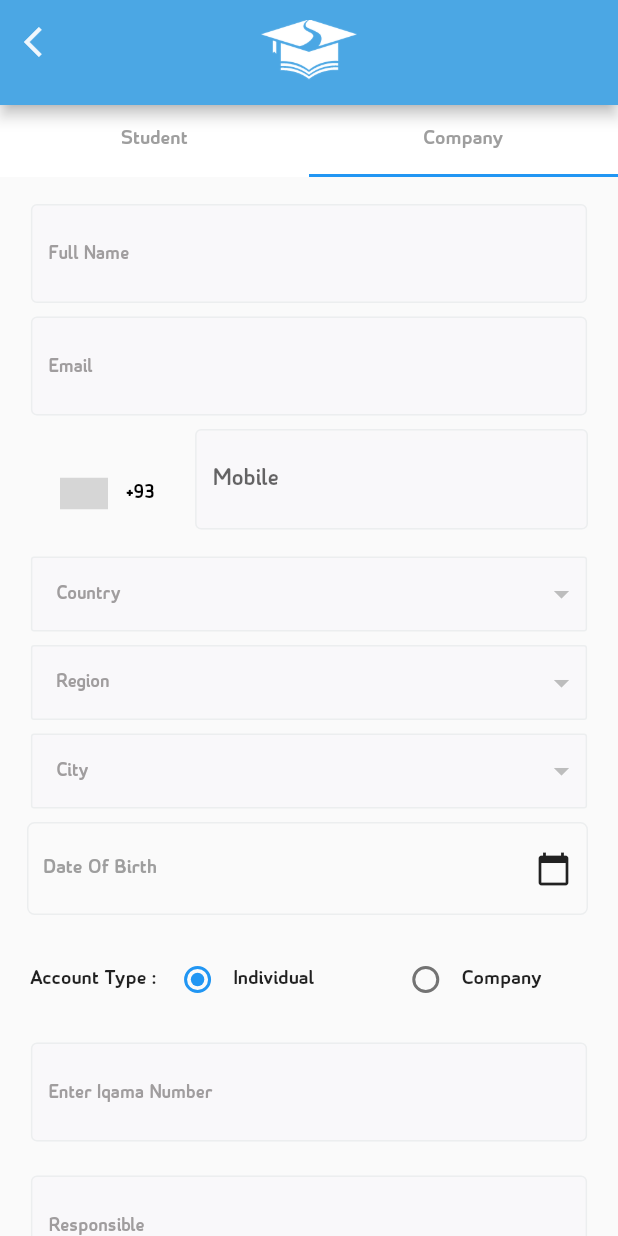
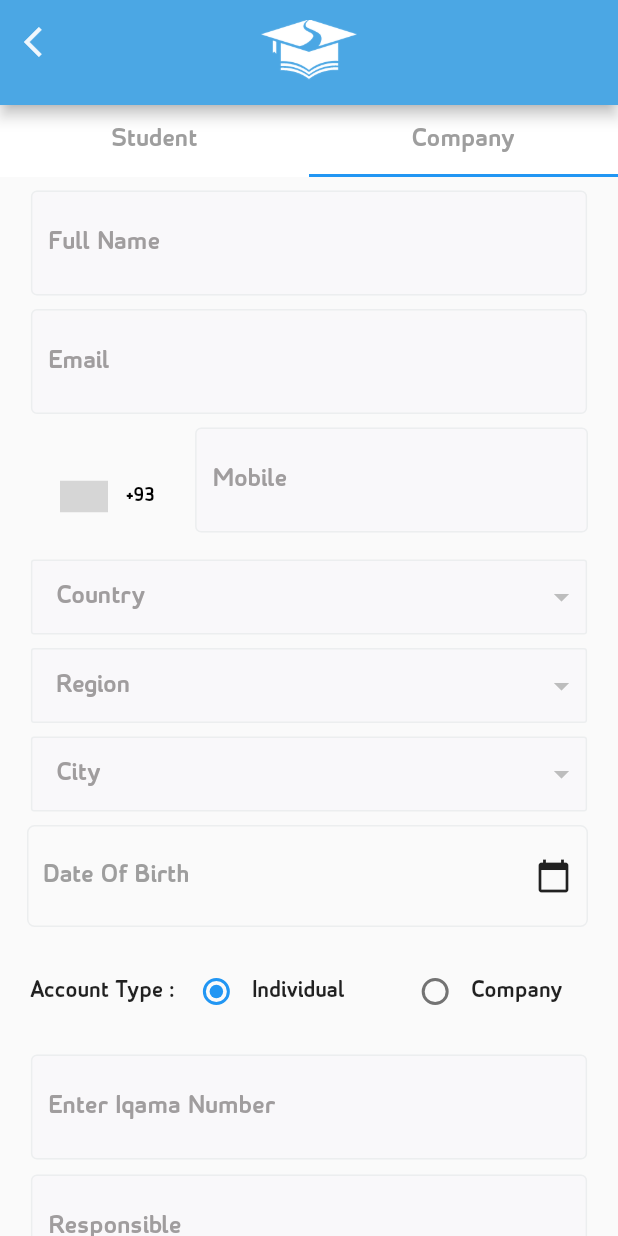
Before and after one commit to syabdullah/success-stations, a Flutter app: the Ccountry screen opened by its route, after a tap on "NEXT", on a phone screen of 412 x 824 dp. Run offline on Flutter 3.47's test engine with Material 2 defaults, Android fonts, the phone set to English and light mode, and no system bars; drawn by our look-alikes of intl_phone_number_input; our stand-ins replace carousel_slider, dio, dotted_border, firebase_core, firebase_crashlytics, flutter_html and 18 more; missing offline and left inert: clippy_flutter, custom_info_window, firebase_core_web, flutter_login_facebook, flutter_multiselect, flutter_shimmer and 8 more; accounts and stored records are empty; network calls fail; grey boxes are pictures that could not be loaded.

Commit message:
Fix/bug fixing (#136)
* task comp

* changes

* changes

* bug fixes

Co-authored-by: LAP-073 <lap-073@vig38-h03-89-89-89-30.dsl.sta.abo.bbox.fr>

```diff
--- a/lib/styling/text_field.dart
+++ b/lib/styling/text_field.dart
@@ -45,6 +45,7 @@ class _CustomTextFiledState extends State<CustomTextFiled> {
       crossAxisAlignment: CrossAxisAlignment.start,
       children: [
         Padding(
+
          padding: widget.padding,
           child: TextFormField(
             focusNode: FocusNode(),
--- a/lib/view/auth/country.dart
+++ b/lib/view/auth/country.dart
@@ -40,7 +40,7 @@ class _CountryPageState extends State<Ccountry> {
                   height: Get.height /6.25,
                   width: Get.width/3.4,
                   decoration: BoxDecoration(
-                    border: Border.all( color: selectedIndex == index ? AppColors.appBarBackGroundColor: AppColors.grey),
+                    border: Border.all( color: selectedIndex == index ? AppColors.appBarBackGroundColor: AppColors.grey,width: 5),
                     shape: BoxShape.circle,
                     image:  countryListData[index]['flag'] != null ?DecorationImage(
                       fit: BoxFit.fill,
@@ -127,10 +127,10 @@ class _CountryPageState extends State<Ccountry> {
           mainAxisAlignment: MainAxisAlignment.center,
           children: [
             Text("have_account".tr,
-              style: TextStyle( fontSize: 13, fontWeight: FontWeight.w300
+              style: TextStyle( fontSize: 17, fontWeight: FontWeight.w300
               ),
             ),
-            Text("sign_in".tr, style: TextStyle(fontSize: 13,  color: AppColors.appBarBackGroundColor, fontWeight: FontWeight.bold),),
+            Text("sign_in".tr, style: TextStyle(fontSize: 17,  color: AppColors.appBarBackGroundColor, fontWeight: FontWeight.bold),),
           ],
         ),
       ),
--- a/lib/view/auth/language.dart
+++ b/lib/view/auth/language.dart
@@ -146,10 +146,10 @@ class _LanguagePageState extends State<Language> {
           mainAxisAlignment: MainAxisAlignment.center,
           children: [
             Text("have_account".tr,
-              style: TextStyle( fontSize: 13, fontWeight: FontWeight.w300
+              style: TextStyle( fontSize: 18, fontWeight: FontWeight.w300
               ),
             ),
-            Text("sign_in".tr, style: TextStyle(fontSize: 13,  color: AppColors.appBarBackGroundColor, fontWeight: FontWeight.bold),),
+            Text("sign_in".tr, style: TextStyle(fontSize: 18,  color: AppColors.appBarBackGroundColor, fontWeight: FontWeight.bold),),
           ],
         ),
       ),
--- a/lib/view/auth/sign_in.dart
+++ b/lib/view/auth/sign_in.dart
@@ -143,7 +143,7 @@ class _SignPageState extends State<SignIn> {
       child: CustomTextFiled(
         isObscure: false,
         hintText: "email".tr,
-        hintStyle: TextStyle(fontSize: 13,),
+        hintStyle: TextStyle(fontSize: 18,),
         hintColor: AppColors.inputTextColor,
         onChanged: (value) {  },
         onSaved: (String? newValue) {  },
--- a/lib/view/auth/sign_up/company_sign_up.dart
+++ b/lib/view/auth/sign_up/company_sign_up.dart
@@ -152,7 +152,7 @@ class _CompanySignPageState extends State<CompanySignUp> {
           key: formKey,
           child: Column(
             children: [
-              space20,
+              space10,
               fullName(),
               space10,
               eMail(),
@@ -242,10 +242,10 @@ class _CompanySignPageState extends State<CompanySignUp> {
               v == 2 ?
               cR():
               space10,
-              v == 1 ? SizedBox(
-                height: Get.height / 9.3,
-                child: iqama()
-              ):
+              v == 1 ?
+              Container(
+                margin: EdgeInsets.only(bottom: 10),
+                child: iqama()):
               space10,
               responsible(),
               space10,
@@ -266,7 +266,7 @@ class _CompanySignPageState extends State<CompanySignUp> {
                   Text(
                     "terms".tr,
                     style: TextStyle(
-                      fontFamily: 'Lato', fontSize: 14, fontWeight: FontWeight.w300
+                      fontFamily: 'Lato', fontSize: 18, fontWeight: FontWeight.w300
                     )
                   ),
                   Text(
@@ -279,7 +279,7 @@ class _CompanySignPageState extends State<CompanySignUp> {
               submitButton(
                 buttonText: 'sign_up_text'.tr,
                 bgcolor: AppColors.appBarBackGroundColor,
-                textColor: AppColors.appBarBackGroun,
+                textColor: AppColors.appBarBackGroun,fontSize: 18.0,
                 callback:   _isChecked == true ?  v == 1 ? individualSignUp : companyUser: null
               ),
               space20,
@@ -291,10 +291,10 @@ class _CompanySignPageState extends State<CompanySignUp> {
                   mainAxisAlignment: MainAxisAlignment.center,
                   children: [
                     Text("have_account".tr,
-                      style: TextStyle( fontSize: 13, fontWeight: FontWeight.w300
+                      style: TextStyle( fontSize: 18, fontWeight: FontWeight.w300
                       ),
                     ),
-                    Text("sign_in".tr, style: TextStyle(fontSize: 13,  color: AppColors.appBarBackGroundColor, fontWeight: FontWeight.bold),),
+                    Text("sign_in".tr, style: TextStyle(fontSize: 18,  color: AppColors.appBarBackGroundColor, fontWeight: FontWeight.bold),),
                   ],
                 ),
               ),
@@ -313,7 +313,7 @@ class _CompanySignPageState extends State<CompanySignUp> {
       child: CustomTextFiled(
         isObscure: false,
         hintText: "full_name".tr,
-        hintStyle: TextStyle(fontSize: 13, color: AppColors.inputTextColor),
+        hintStyle: TextStyle(fontSize: 18, color: AppColors.inputTextColor),
         hintColor: AppColors.inputTextColor,
         onChanged: (value) {  },
         onSaved: (String? newValue) {  },
@@ -342,7 +342,7 @@ class _CompanySignPageState extends State<CompanySignUp> {
       child: CustomTextFiled(
         isObscure: false,
         hintText:"email".tr,
-        hintStyle: TextStyle(fontSize: 13, color: AppColors.inputTextColor),
+        hintStyle: TextStyle(fontSize: 18, color: AppColors.inputTextColor),
         hintColor: AppColors.inputTextColor,
         onChanged: (value) {  },
         onSaved: (newValue) {
@@ -390,6 +390,7 @@ class _CompanySignPageState extends State<CompanySignUp> {
                 ),
               ),
               hintText: "Mobile",
+               hintStyle: TextStyle(fontSize: 18, color: AppColors.inputTextColor),
 
             ),
               onInputChanged: (PhoneNumber number) {
@@ -469,7 +470,7 @@ class _CompanySignPageState extends State<CompanySignUp> {
         child: Row(
           mainAxisAlignment: MainAxisAlignment.spaceBetween,
           children: <Widget>[
-            Text(dateTime == null ? 'Date Of Birth' : dateFormate, style: TextStyle(color: Colors.grey[500])),
+            Text(dateTime == null ? 'Date Of Birth' : dateFormate, style: TextStyle(color: Colors.grey[500],fontSize: 18)),
             GestureDetector(
               child: Icon(Icons.calendar_today),
               onTap: () {
@@ -500,7 +501,7 @@ class _CompanySignPageState extends State<CompanySignUp> {
       child: CustomTextFiled(
         isObscure: false,
         hintText: "company".tr,
-        hintStyle: TextStyle(fontSize: 13, color: AppColors.inputTextColor),
+        hintStyle: TextStyle(fontSize: 18, color: AppColors.inputTextColor),
         hintColor: AppColors.inputTextColor,
         onChanged: (value) {  },
         onFieldSubmitted: (value) {},
@@ -538,7 +539,7 @@ class _CompanySignPageState extends State<CompanySignUp> {
           child: DropdownButton(
             hint: Text(
               hintTextCountry != null ? hintTextCountry : 'country'.tr,
-              style: TextStyle(fontSize: 13, color: AppColors.inputTextColor)
+              style: TextStyle(fontSize: 18, color: AppColors.inputTextColor)
             ),
             dropdownColor: AppColors.inPutFieldColor,
             icon: Icon(Icons.arrow_drop_down),
@@ -577,7 +578,7 @@ class _CompanySignPageState extends State<CompanySignUp> {
         child: DropdownButtonHideUnderline(
           child: DropdownButton(
             hint:Text(hintRegionText !=null ?hintRegionText : "region".tr,
-              style: TextStyle(fontSize: 13, color: AppColors.inputTextColor)
+              style: TextStyle(fontSize: 18, color: AppColors.inputTextColor)
             ),
             dropdownColor: AppColors.inPutFieldColor,
             icon: Icon(Icons.arrow_drop_down),
@@ -618,7 +619,7 @@ class _CompanySignPageState extends State<CompanySignUp> {
           child: DropdownButton(
             hint:Text(
               hintcityText !=null ? hintcityText : "city".tr, style: TextStyle(
-                fontSize: 13, color: AppColors.inputTextColor
+                fontSize: 18, color: AppColors.inputTextColor
               )
             ),
             dropdownColor: AppColors.inputColor,
@@ -665,14 +666,14 @@ class _CompanySignPageState extends State<CompanySignUp> {
                   borderRadius: BorderRadius.all(Radius.circular(12.0))),
               title: Text(
                 "services".tr,
-                style: TextStyle(fontSize: 16),
+                style: TextStyle(fontSize: 18),
               ),
               dataSource: allServices !=null ? allServices: '' ,
               textField: 'servics_name',
               valueField: 'id',
               okButtonLabel: 'OK',
               cancelButtonLabel: 'CANCEL',
-              hintWidget: Text('more'.tr),
+              hintWidget: Text('more'.tr,style: TextStyle(fontSize: 18),),
               onSaved: (value) {
                 if (value == null) return;
                 setState(() {
@@ -695,7 +696,7 @@ class _CompanySignPageState extends State<CompanySignUp> {
       child: CustomTextFiled(
         isObscure: false,
         hintText: "enter_iqama_number".tr,
-        hintStyle: TextStyle(fontSize: 13, color: AppColors.inputTextColor),
+        hintStyle: TextStyle(fontSize: 18, color: AppColors.inputTextColor),
         hintColor: AppColors.inputTextColor,
         onChanged: (value) {  },
         onSaved: (String? newValue) {  },
@@ -729,7 +730,7 @@ class _CompanySignPageState extends State<CompanySignUp> {
       child: CustomTextFiled(
         isObscure: false,
         hintText: "Responsible".tr,
-        hintStyle: TextStyle(fontSize: 13, color: AppColors.inputTextColor),
+        hintStyle: TextStyle(fontSize: 18, color: AppColors.inputTextColor),
         hintColor: AppColors.inputTextColor,
         onChanged: (value) {  },
         onSaved: (String? newValue) {  },
@@ -801,7 +802,7 @@ class _CompanySignPageState extends State<CompanySignUp> {
       child: CustomTextFiled(
         isObscure: false,
         hintText: AppString.cr,
-        hintStyle: TextStyle(fontSize: 13, color: AppColors.textInput),
+        hintStyle: TextStyle(fontSize: 18, color: AppColors.textInput),
         hintColor: AppColors.inputTextColor,
         onChanged: (value) {},
         onSaved: (String? newValue) {  },
@@ -841,10 +842,10 @@ class _CompanySignPageState extends State<CompanySignUp> {
       children: [
         Container(
           padding: EdgeInsets.only(left:20),
-          child: Text("Account_type".tr)
+          child: Text("Account_type".tr,style: TextStyle(fontSize: 16))
         ),
         Expanded(
-          flex: 2,
+          flex: 2 ,
           child: Row(
             children: _group.map((t) =>
             Expanded(
@@ -861,7 +862,8 @@ class _CompanySignPageState extends State<CompanySignUp> {
                       });
                     },
                   ),Container(
-                  child: Text(t.text))
+
+                  child: Text(t.text,style: TextStyle(fontSize: 16),),)
                 ],
               ),
             )).toList()
--- a/lib/view/auth/tab_bar.dart
+++ b/lib/view/auth/tab_bar.dart
@@ -53,6 +53,7 @@ class _TabBarState extends State<TabBarPage>with SingleTickerProviderStateMixin{
                           'Student',
                           style: TextStyle(
                             color: Colors.grey ,
+                            fontSize: 18
                             // controller1.index==1 ?  Colors.blue : Colors.grey
 
                           )
@@ -60,7 +61,7 @@ class _TabBarState extends State<TabBarPage>with SingleTickerProviderStateMixin{
                       ),
                       Tab(
                         child: Text(
-                          'Company', style: TextStyle(color: Colors.grey)
+                          'Company', style: TextStyle(color: Colors.grey,fontSize: 18),
                         )
                       ),
                     ]
```
Also changed, not shown: lib/view/auth/sign_up/student_sign_up.dart (+15 -15 lines).
